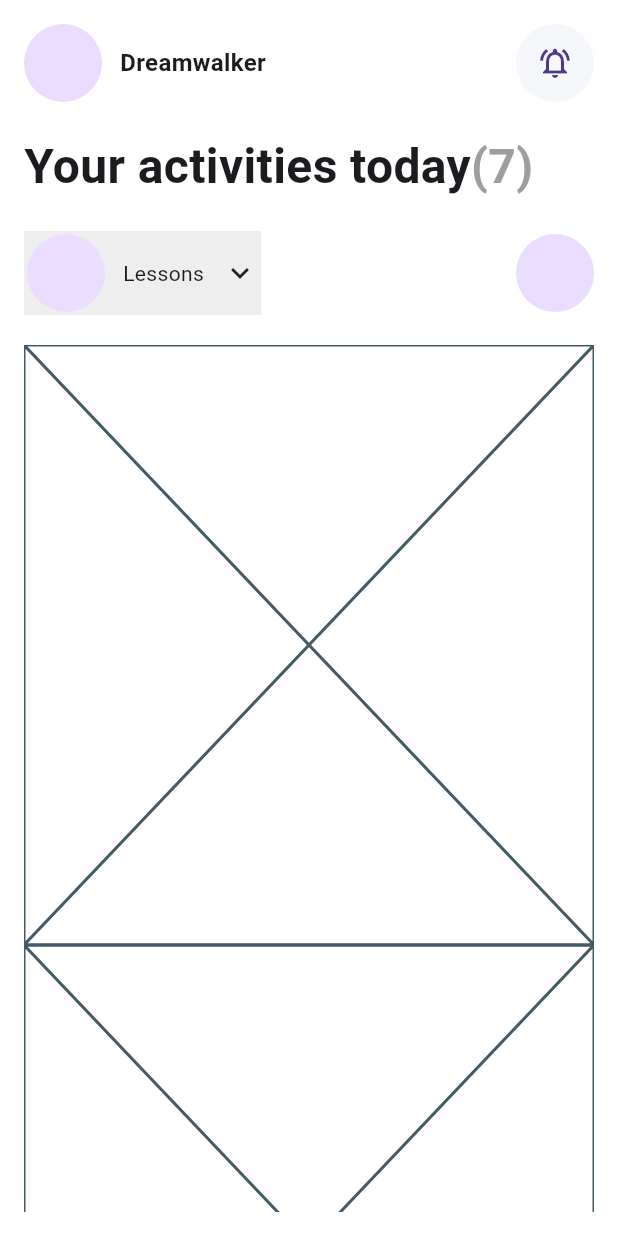
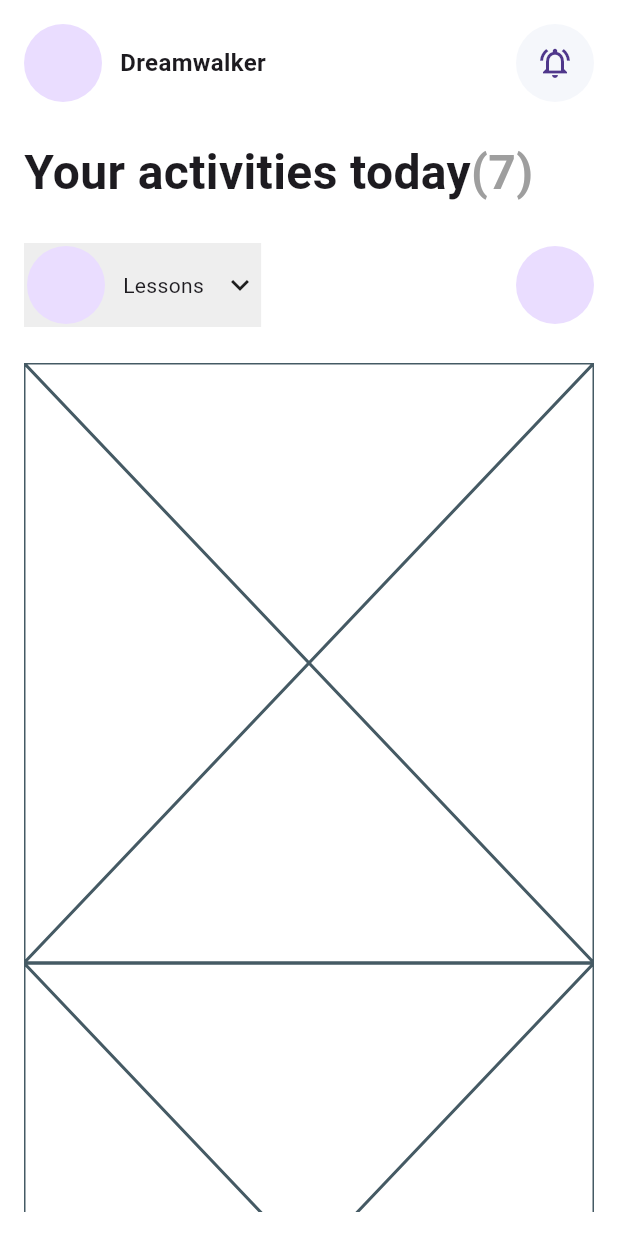
Before and after one commit to JAICHANGPARK/flutter_notebook_chapter_43, a Flutter app: the EducationHomePage screen opened directly, on a phone screen of 412 x 824 dp. Run offline on Flutter 3.47's test engine with Material 3 defaults, Android fonts, the phone set to English and light mode, and no system bars; our stand-ins replace gap, hugeicons, percent_indicator.

Commit message:
Update education_home_page.dart

```diff
--- a/lib/ep2191_education_app/ui/education_home_page.dart
+++ b/lib/ep2191_education_app/ui/education_home_page.dart
@@ -17,7 +17,7 @@ class _EducationHomePageState extends State<EducationHomePage> {
         child: Padding(
           padding: const EdgeInsets.all(16.0),
           child: Column(
-            spacing: 20,
+            spacing: 24,
             crossAxisAlignment: CrossAxisAlignment.start,
             children: [
               Row(
```
